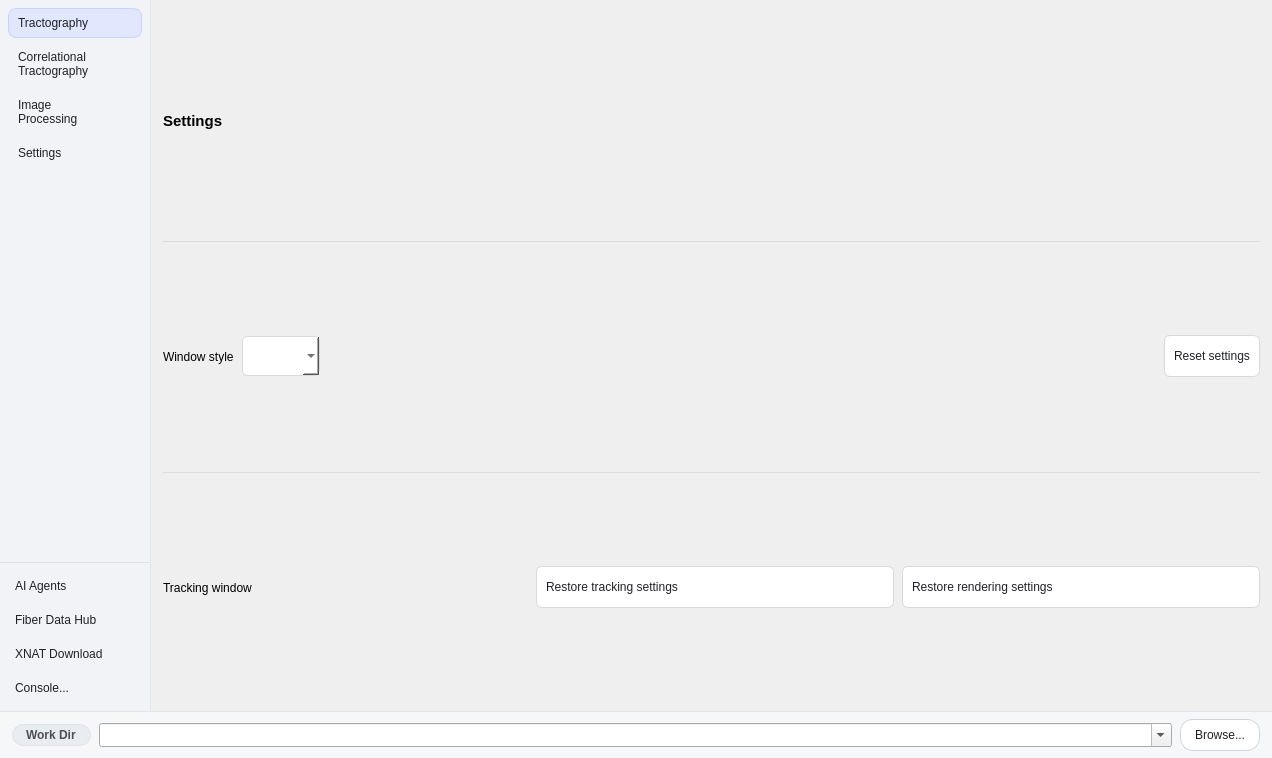
Old version of the form mainwindow.ui in the repository frankyeh/DSI-Studio.
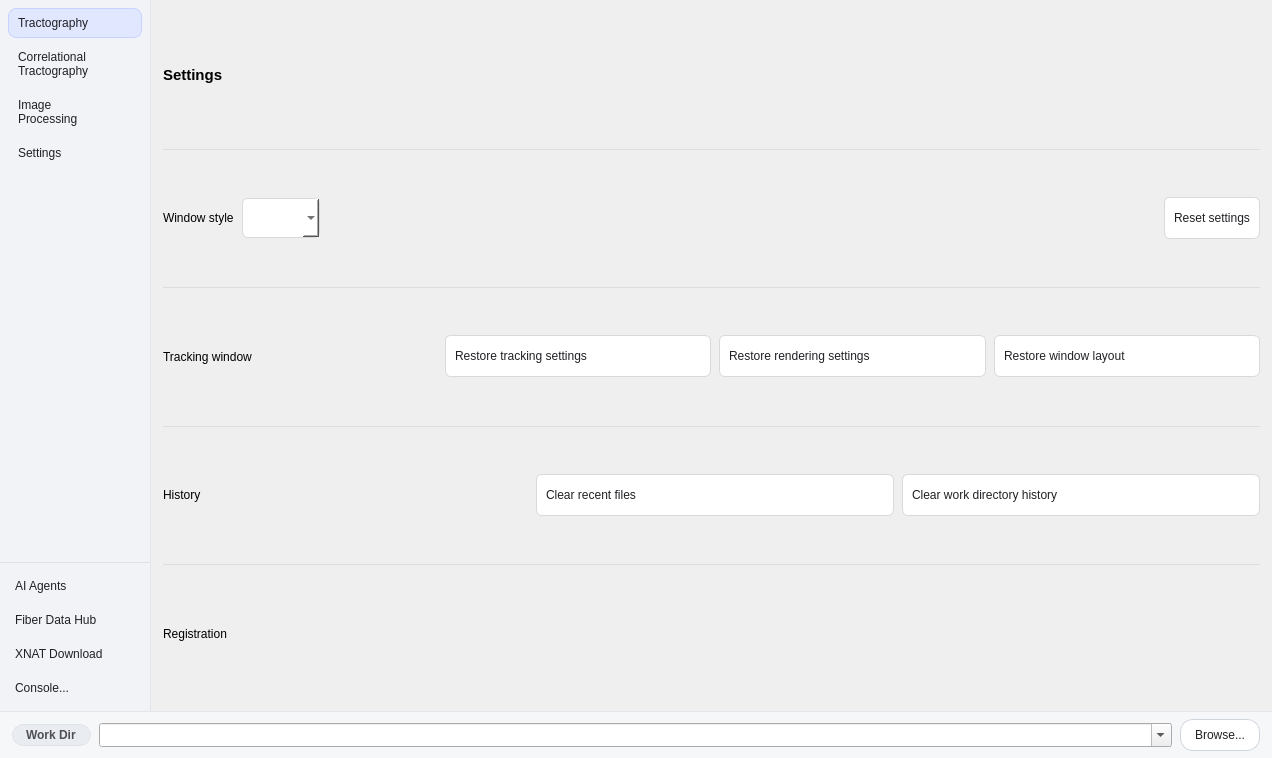
New version of the form. The open tabs and pages were chosen to show the change. Icons and pictures are not drawn.

```diff
--- a/mainwindow.ui
+++ b/mainwindow.ui
@@ -3217,7 +3217,9 @@
     min-height: 28px;
 }
 QFrame#tools_appearance_footer,
-QFrame#settings_tracking_row {
+QFrame#settings_tracking_row,
+QFrame#settings_history_row,
+QFrame#settings_registration_row {
     border: 0px;
     border-top: 1px solid #dddddf;
     padding-top: 8px;
@@ -3364,6 +3366,122 @@
                </property>
                <property name="text">
                 <string>Restore rendering settings</string>
+               </property>
+              </widget>
+             </item>
+             <item>
+              <widget class="QPushButton" name="restore_tracking_layout">
+               <property name="toolTip">
+                <string>Restore the default window layout of open tracking windows</string>
+               </property>
+               <property name="statusTip">
+                <string>run restore_tracking_layout</string>
+               </property>
+               <property name="text">
+                <string>Restore window layout</string>
+               </property>
+              </widget>
+             </item>
+            </layout>
+           </widget>
+          </item>
+          <item>
+           <widget class="QFrame" name="settings_history_row">
+            <layout class="QHBoxLayout" name="settings_history_row_layout">
+             <property name="spacing">
+              <number>8</number>
+             </property>
+             <property name="leftMargin">
+              <number>0</number>
+             </property>
+             <property name="topMargin">
+              <number>0</number>
+             </property>
+             <property name="rightMargin">
+              <number>0</number>
+             </property>
+             <property name="bottomMargin">
+              <number>0</number>
+             </property>
+             <item>
+              <widget class="QLabel" name="settings_history_label">
+               <property name="text">
+                <string>History</string>
+               </property>
+              </widget>
+             </item>
+             <item>
+              <spacer name="settings_history_row_spacer">
+               <property name="orientation">
+                <enum>Qt::Horizontal</enum>
+               </property>
+              </spacer>
+             </item>
+             <item>
+              <widget class="QPushButton" name="clear_all_recent">
+               <property name="toolTip">
+                <string>Clear the recent FIB, SRC, database and image lists</string>
+               </property>
+               <property name="statusTip">
+                <string>run clear_recent_all</string>
+               </property>
+               <property name="text">
+                <string>Clear recent files</string>
+               </property>
+              </widget>
+             </item>
+             <item>
+              <widget class="QPushButton" name="clear_work_dirs">
+               <property name="toolTip">
+                <string>Keep only the current work directory in its list</string>
+               </property>
+               <property name="statusTip">
+                <string>run clear_work_dir_history</string>
+               </property>
+               <property name="text">
+                <string>Clear work directory history</string>
+               </property>
+              </widget>
+             </item>
+            </layout>
+           </widget>
+          </item>
+          <item>
+           <widget class="QFrame" name="settings_registration_row">
+            <layout class="QHBoxLayout" name="settings_registration_row_layout">
+             <property name="spacing">
+              <number>8</number>
+             </property>
+             <property name="leftMargin">
+              <number>0</number>
+             </property>
+             <property name="topMargin">
+              <number>0</number>
+             </property>
+             <property name="rightMargin">
+              <number>0</number>
+             </property>
+             <property name="bottomMargin">
+              <number>0</number>
+             </property>
+             <item>
+              <widget class="QLabel" name="settings_registration_label">
+               <property name="text">
+                <string>Registration</string>
+               </property>
+              </widget>
+             </item>
+             <item>
+              <spacer name="settings_registration_row_spacer">
+               <property name="orientation">
+                <enum>Qt::Horizontal</enum>
+               </property>
+              </spacer>
+             </item>
+             <item>
+              <widget class="QLabel" name="settings_registration">
+               <property name="textInteractionFlags">
+                <set>Qt::TextSelectableByMouse</set>
                </property>
               </widget>
              </item>
```
